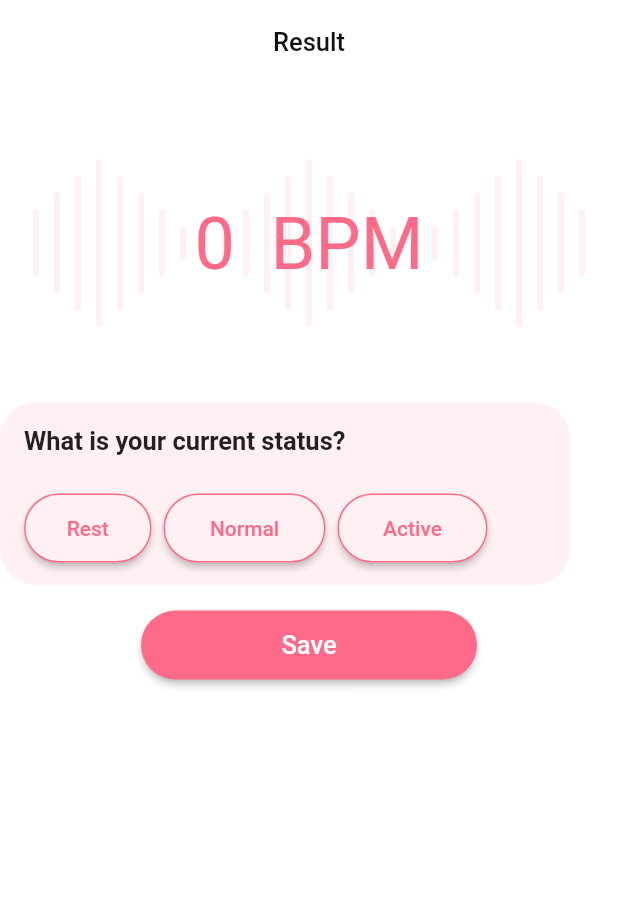
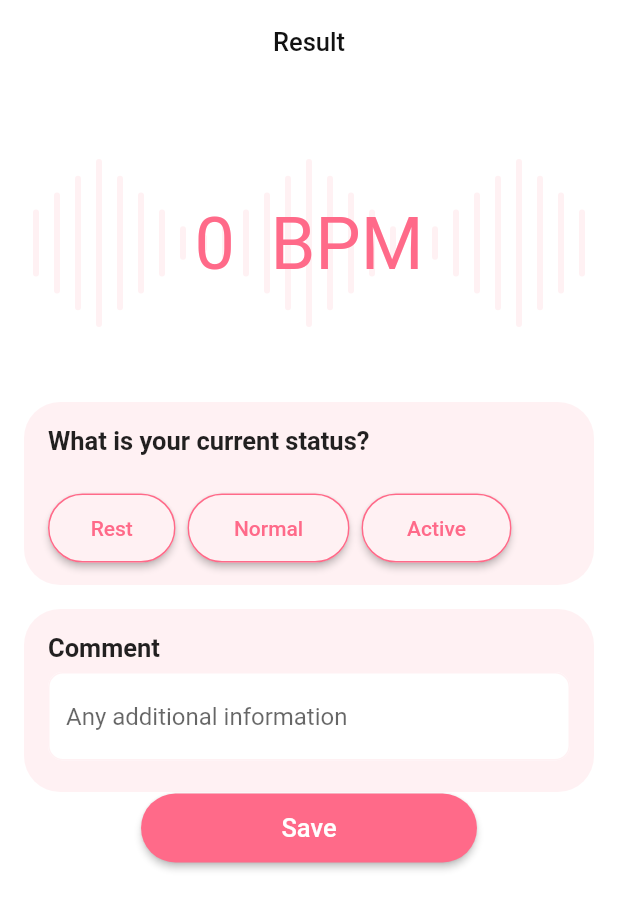
Before and after one commit to mb1shka/pulsometer, a Flutter app: the ResultScreen screen opened directly with empty values, on a phone screen of 412 x 824 dp. Shown: the top 909 px of the screen. Run offline on Flutter 3.47's test engine with Material 2 defaults, Android fonts, the phone set to English and light mode, and no system bars; our stand-ins replace flutter_svg, shared_preferences, sqflite; missing offline and left inert: heart_bpm; accounts and stored records are empty.

Commit message:
textField

```diff
--- a/lib/presentation/pages_and_screens/result_screen.dart
+++ b/lib/presentation/pages_and_screens/result_screen.dart
@@ -27,7 +27,7 @@ class ResultScreen extends StatefulWidget {
 
 class _ResultScreenState extends State<ResultScreen> {
   //final Measurement _currentMeasurement;
-  final String comment = " ";
+  String comment = " ";
   Status status = Status.Normal;
   final DateTime dateTime = DateTime.now();
   late final int BPM;
@@ -44,15 +44,16 @@ class _ResultScreenState extends State<ResultScreen> {
   bool _isNormalDisable = false;
   bool _isActiveDisable = false;
 
-
+  final _controller = TextEditingController();
 
   @override
   Widget build(BuildContext context) {
+
     double width = MediaQuery.of(context).size.width - 32;
-
 
     return SafeArea(
       child: Scaffold(
+        resizeToAvoidBottomInset: false,
         backgroundColor: new Color(0xFFFFFFFF),
         appBar: AppBar(
           title: Text(
@@ -101,12 +102,11 @@ class _ResultScreenState extends State<ResultScreen> {
                 ),
               ],
             ),
-            Center(
+            Padding(
+              padding: EdgeInsets.fromLTRB(16, 0, 16, 0),
+              child: Center(
                 child: Padding(
                   padding: const EdgeInsets.only(bottom: 16.0),
-                //child: Container(
-                  /*width: MediaQuery.of(context).size.width - 32,
-                  height: 122,*/
                     child: Stack(
                       children: [
                         CustomPaint(
@@ -124,6 +124,7 @@ class _ResultScreenState extends State<ResultScreen> {
                         ),
                         Padding(
                           padding: const EdgeInsets.only(top: 60),
+                          //padding: const EdgeInsets.fromLTRB(16, 60, 0, 0),
                           child: Row(
                             children: [
                               Padding(
@@ -248,9 +249,49 @@ class _ResultScreenState extends State<ResultScreen> {
                         ),
                       ],
                     ),
-                //),
                 ),
               ),
+            ),
+
+            Container(
+              child: Padding(
+                padding: EdgeInsets.fromLTRB(16, 0, 16, 0),
+                child: Stack(
+                  children: [
+                    CustomPaint(
+                      size: Size(width, 122),
+                      painter: ChipPainter(),
+                    ),
+                    Padding(
+                      padding: const EdgeInsets.fromLTRB(16, 16, 0, 24),
+                      child: Text('Comment',
+                        style: TextStyle(
+                          fontWeight: FontWeight.w600,
+                          fontSize: 17,
+                        ),
+                      ),
+                    ),
+                    Padding(
+                      padding: const EdgeInsets.fromLTRB(16, 42, 16, 16),
+                      child: TextField(
+                        controller: _controller,
+                        decoration: InputDecoration(
+                          enabledBorder: OutlineInputBorder(
+                            borderSide: BorderSide(color: lightPink),
+                            borderRadius: BorderRadius.all(Radius.circular(10))
+                          ),
+                          hintText: 'Any additional information',
+                          filled: true,
+                          fillColor: Colors.white,
+                        ),
+                      ),
+                    ),
+                  ],
+                ),
+              ),
+            ),
+
+
             Center(
               child: ElevatedButton(
                 style: ElevatedButton.styleFrom(
@@ -269,6 +310,9 @@ class _ResultScreenState extends State<ResultScreen> {
                   ),
                 ),
                 onPressed: () async {
+                  setState(() {
+                    comment = _controller.text;
+                  });
                   await MeasurementDataBase.instance.create(new Measurement(
                       BPM: BPM,
                       status: status,
```
Lines whose indentation alone changed are shown as unchanged.
